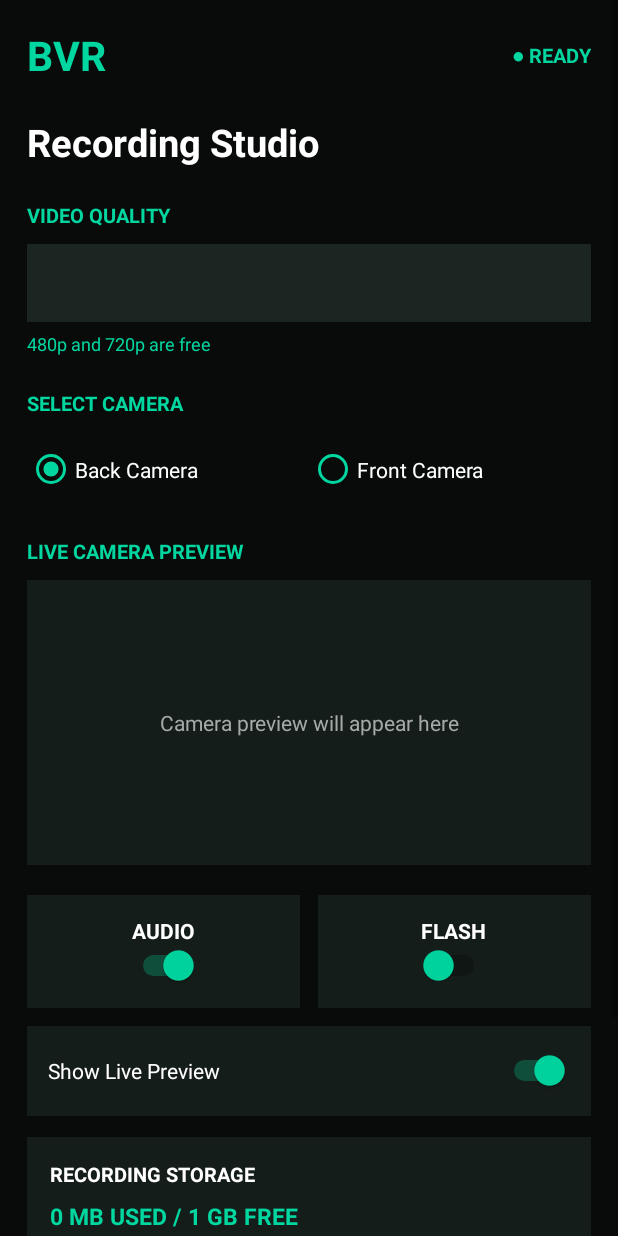
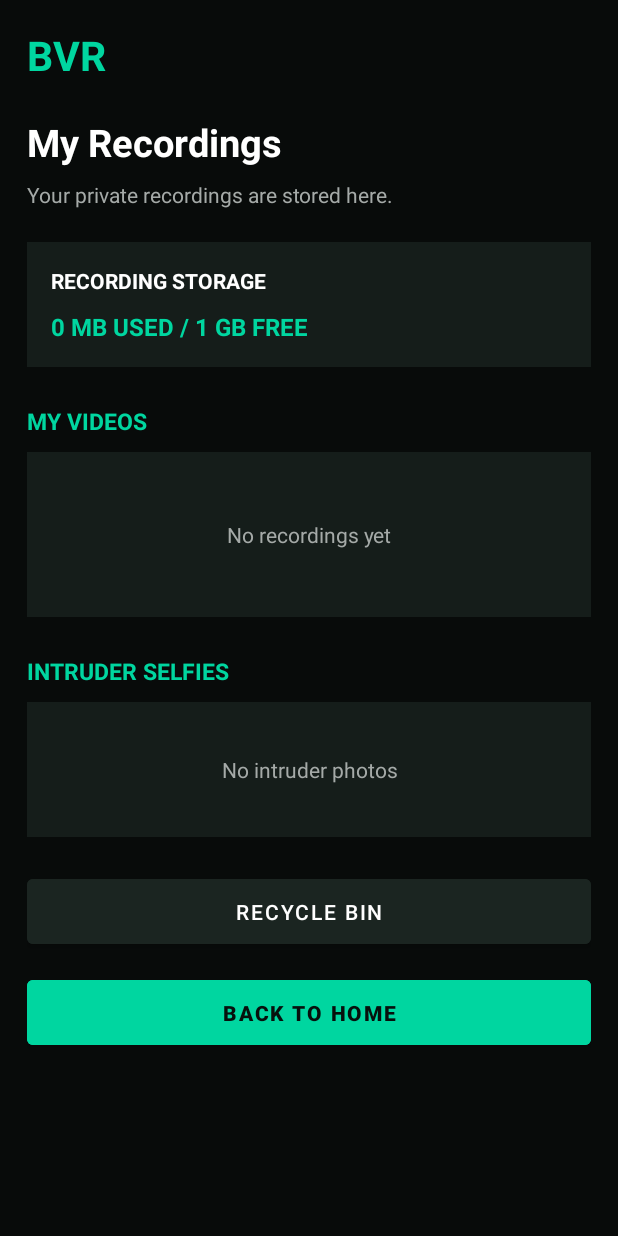
Before and after one commit to altamashkhan998448-cyber/Background-Video-Recorder, an Android app: the layout activity_recordings.xml on its own in the app's theme, with its tools: preview values and no code run, on a phone screen of 412 x 824 dp. Run offline under Robolectric (Android 15) with nearby library versions, the phone set to English and light mode, and no system bars.

Commit message:
Update activity_recordings.xml

```diff
--- a/app/src/main/res/layout/activity_recordings.xml
+++ b/app/src/main/res/layout/activity_recordings.xml
@@ -10,281 +10,115 @@ android:fillViewport="true">
     android:orientation="vertical"
     android:padding="18dp">
 
-    <!-- HEADER -->
-
-    <LinearLayout
-        android:layout_width="match_parent"
+    <TextView
+        android:layout_width="wrap_content"
         android:layout_height="wrap_content"
-        android:gravity="center_vertical"
-        android:orientation="horizontal">
-
-        <TextView
-            android:layout_width="wrap_content"
-            android:layout_height="wrap_content"
-            android:text="BVR"
-            android:textColor="#00D6A0"
-            android:textSize="27sp"
-            android:textStyle="bold" />
-
-        <View
-            android:layout_width="0dp"
-            android:layout_height="1dp"
-            android:layout_weight="1" />
-
-        <TextView
-            android:id="@+id/txtRecordingStatus"
-            android:layout_width="wrap_content"
-            android:layout_height="wrap_content"
-            android:text="● READY"
-            android:textColor="#00D6A0"
-            android:textSize="13sp"
-            android:textStyle="bold" />
-
-    </LinearLayout>
+        android:text="BVR"
+        android:textColor="#00D6A0"
+        android:textSize="27sp"
+        android:textStyle="bold" />
 
     <TextView
         android:layout_width="match_parent"
         android:layout_height="wrap_content"
         android:layout_marginTop="22dp"
-        android:text="Recording Studio"
+        android:text="My Recordings"
         android:textColor="#FFFFFF"
         android:textSize="25sp"
         android:textStyle="bold" />
 
-    <!-- QUALITY -->
-
     <TextView
         android:layout_width="match_parent"
         android:layout_height="wrap_content"
-        android:layout_marginTop="22dp"
-        android:text="VIDEO QUALITY"
-        android:textColor="#00D6A0"
-        android:textStyle="bold"
-        android:textSize="13sp" />
-
-    <Spinner
-        android:id="@+id/spVideoQuality"
-        android:layout_width="match_parent"
-        android:layout_height="52dp"
-        android:layout_marginTop="10dp"
-        android:background="#1B2521"
-        android:padding="10dp" />
-
-    <TextView
-        android:id="@+id/txtQualityInfo"
-        android:layout_width="match_parent"
-        android:layout_height="wrap_content"
-        android:layout_marginTop="6dp"
-        android:text="480p and 720p are free"
-        android:textColor="#00D6A0"
-        android:textSize="12sp" />
-
-    <!-- CAMERA -->
-
-    <TextView
-        android:layout_width="match_parent"
-        android:layout_height="wrap_content"
-        android:layout_marginTop="22dp"
-        android:text="SELECT CAMERA"
-        android:textColor="#00D6A0"
-        android:textStyle="bold"
-        android:textSize="13sp" />
-
-    <RadioGroup
-        android:id="@+id/rgCamera"
-        android:layout_width="match_parent"
-        android:layout_height="wrap_content"
-        android:layout_marginTop="10dp"
-        android:orientation="horizontal">
-
-        <RadioButton
-            android:id="@+id/rbBackCamera"
-            android:layout_width="0dp"
-            android:layout_height="50dp"
-            android:layout_weight="1"
-            android:buttonTint="#00D6A0"
-            android:checked="true"
-            android:text="Back Camera"
-            android:textColor="#FFFFFF" />
-
-        <RadioButton
-            android:id="@+id/rbFrontCamera"
-            android:layout_width="0dp"
-            android:layout_height="50dp"
-            android:layout_weight="1"
-            android:buttonTint="#00D6A0"
-            android:text="Front Camera"
-            android:textColor="#FFFFFF" />
-
-    </RadioGroup>
-
-    <!-- LIVE PREVIEW -->
-
-    <TextView
-        android:layout_width="match_parent"
-        android:layout_height="wrap_content"
-        android:layout_marginTop="20dp"
-        android:text="LIVE CAMERA PREVIEW"
-        android:textColor="#00D6A0"
-        android:textStyle="bold"
-        android:textSize="13sp" />
-
-    <FrameLayout
-        android:id="@+id/cameraPreviewContainer"
-        android:layout_width="match_parent"
-        android:layout_height="190dp"
-        android:layout_marginTop="10dp"
-        android:background="#151D1A">
-
-        <TextView
-            android:id="@+id/txtPreviewPlaceholder"
-            android:layout_width="match_parent"
-            android:layout_height="match_parent"
-            android:gravity="center"
-            android:text="Camera preview will appear here"
-            android:textColor="#A5AAA8"
-            android:textSize="14sp" />
-
-    </FrameLayout>
-
-    <!-- AUDIO AND FLASH -->
+        android:layout_marginTop="8dp"
+        android:text="Your private recordings are stored here."
+        android:textColor="#A5AAA8"
+        android:textSize="14sp" />
 
     <LinearLayout
         android:layout_width="match_parent"
         android:layout_height="wrap_content"
-        android:layout_marginTop="20dp"
-        android:orientation="horizontal">
-
-        <LinearLayout
-            android:layout_width="0dp"
-            android:layout_height="75dp"
-            android:layout_weight="1"
-            android:background="#151D1A"
-            android:gravity="center"
-            android:orientation="vertical"
-            android:layout_marginEnd="6dp">
-
-            <TextView
-                android:layout_width="wrap_content"
-                android:layout_height="wrap_content"
-                android:text="AUDIO"
-                android:textColor="#FFFFFF"
-                android:textStyle="bold" />
-
-            <Switch
-                android:id="@+id/switchAudio"
-                android:layout_width="wrap_content"
-                android:layout_height="wrap_content"
-                android:checked="true"
-                android:thumbTint="#00D6A0" />
-
-        </LinearLayout>
-
-        <LinearLayout
-            android:layout_width="0dp"
-            android:layout_height="75dp"
-            android:layout_weight="1"
-            android:background="#151D1A"
-            android:gravity="center"
-            android:orientation="vertical"
-            android:layout_marginStart="6dp">
-
-            <TextView
-                android:layout_width="wrap_content"
-                android:layout_height="wrap_content"
-                android:text="FLASH"
-                android:textColor="#FFFFFF"
-                android:textStyle="bold" />
-
-            <Switch
-                android:id="@+id/switchFlash"
-                android:layout_width="wrap_content"
-                android:layout_height="wrap_content"
-                android:checked="false"
-                android:thumbTint="#00D6A0" />
-
-        </LinearLayout>
-
-    </LinearLayout>
-
-    <!-- PREVIEW SWITCH -->
-
-    <LinearLayout
-        android:layout_width="match_parent"
-        android:layout_height="60dp"
-        android:layout_marginTop="12dp"
-        android:background="#151D1A"
-        android:gravity="center_vertical"
-        android:padding="14dp">
-
-        <TextView
-            android:layout_width="0dp"
-            android:layout_height="wrap_content"
-            android:layout_weight="1"
-            android:text="Show Live Preview"
-            android:textColor="#FFFFFF"
-            android:textSize="14sp" />
-
-        <Switch
-            android:id="@+id/switchLivePreview"
-            android:layout_width="wrap_content"
-            android:layout_height="wrap_content"
-            android:checked="true"
-            android:thumbTint="#00D6A0" />
-
-    </LinearLayout>
-
-    <!-- STORAGE -->
-
-    <LinearLayout
-        android:layout_width="match_parent"
-        android:layout_height="wrap_content"
-        android:layout_marginTop="14dp"
+        android:layout_marginTop="22dp"
         android:background="#151D1A"
         android:orientation="vertical"
-        android:padding="15dp">
+        android:padding="16dp">
 
         <TextView
             android:layout_width="match_parent"
             android:layout_height="wrap_content"
             android:text="RECORDING STORAGE"
             android:textColor="#FFFFFF"
-            android:textStyle="bold"
-            android:textSize="13sp" />
+            android:textStyle="bold" />
 
         <TextView
-            android:id="@+id/txtStorageInfo"
+            android:id="@+id/txtRecordingsStorage"
             android:layout_width="match_parent"
             android:layout_height="wrap_content"
-            android:layout_marginTop="8dp"
+            android:layout_marginTop="10dp"
             android:text="0 MB USED / 1 GB FREE"
             android:textColor="#00D6A0"
-            android:textSize="15sp"
+            android:textSize="16sp"
             android:textStyle="bold" />
-
     </LinearLayout>
 
-    <!-- START BUTTON -->
+    <TextView
+        android:layout_width="match_parent"
+        android:layout_height="wrap_content"
+        android:layout_marginTop="25dp"
+        android:text="MY VIDEOS"
+        android:textColor="#00D6A0"
+        android:textSize="15sp"
+        android:textStyle="bold" />
+
+    <TextView
+        android:id="@+id/txtNoVideos"
+        android:layout_width="match_parent"
+        android:layout_height="110dp"
+        android:gravity="center"
+        android:background="#151D1A"
+        android:layout_marginTop="10dp"
+        android:text="No recordings yet"
+        android:textColor="#A5AAA8"
+        android:textSize="14sp" />
+
+    <TextView
+        android:layout_width="match_parent"
+        android:layout_height="wrap_content"
+        android:layout_marginTop="25dp"
+        android:text="INTRUDER SELFIES"
+        android:textColor="#00D6A0"
+        android:textSize="15sp"
+        android:textStyle="bold" />
+
+    <TextView
+        android:id="@+id/txtNoIntruderPhotos"
+        android:layout_width="match_parent"
+        android:layout_height="90dp"
+        android:gravity="center"
+        android:background="#151D1A"
+        android:layout_marginTop="10dp"
+        android:text="No intruder photos"
+        android:textColor="#A5AAA8"
+        android:textSize="14sp" />
 
     <Button
-        android:id="@+id/btnBeginRecording"
+        android:id="@+id/btnRecycleBin"
         android:layout_width="match_parent"
-        android:layout_height="60dp"
+        android:layout_height="55dp"
         android:layout_marginTop="22dp"
-        android:backgroundTint="#00D6A0"
-        android:text="● START RECORDING"
-        android:textColor="#07100D"
-        android:textStyle="bold"
-        android:textSize="16sp" />
+        android:backgroundTint="#1B2521"
+        android:text="RECYCLE BIN"
+        android:textColor="#FFFFFF" />
 
     <Button
-        android:id="@+id/btnBackHome"
+        android:id="@+id/btnBackRecordings"
         android:layout_width="match_parent"
-        android:layout_height="52dp"
+        android:layout_height="55dp"
         android:layout_marginTop="12dp"
-        android:backgroundTint="#1B2521"
+        android:backgroundTint="#00D6A0"
         android:text="BACK TO HOME"
-        android:textColor="#FFFFFF" />
+        android:textColor="#07100D"
+        android:textStyle="bold" />
 
 </LinearLayout>
 
```
